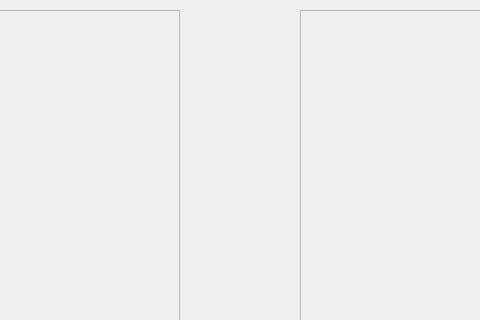
The window that mywindow.ui (jasienieckih/lgim8) describes before a commit, drawn with Qt 5; both pictures show x 430 to 910 and y 0 to 320 of the 1344 by 682 pixel window.
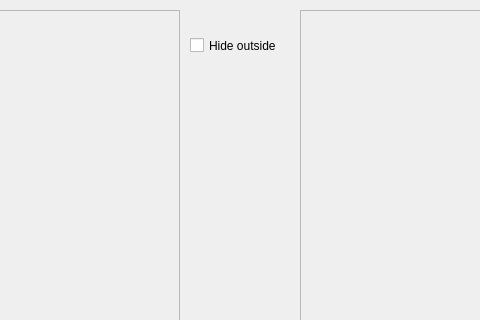
The same window after the commit.

Commit message: Add toggleable hiding mode

What changed in the file:
```diff
--- a/mywindow.ui
+++ b/mywindow.ui
@@ -111,6 +111,22 @@
      <enum>QFrame::Raised</enum>
     </property>
    </widget>
+   <widget class="QCheckBox" name="hideCheckBox">
+    <property name="geometry">
+     <rect>
+      <x>620</x>
+      <y>20</y>
+      <width>101</width>
+      <height>51</height>
+     </rect>
+    </property>
+    <property name="text">
+     <string>Hide outside</string>
+    </property>
+    <property name="tristate">
+     <bool>false</bool>
+    </property>
+   </widget>
   </widget>
   <widget class="QMenuBar" name="menuBar">
    <property name="geometry">
```
The commit also changes 2 other files.
